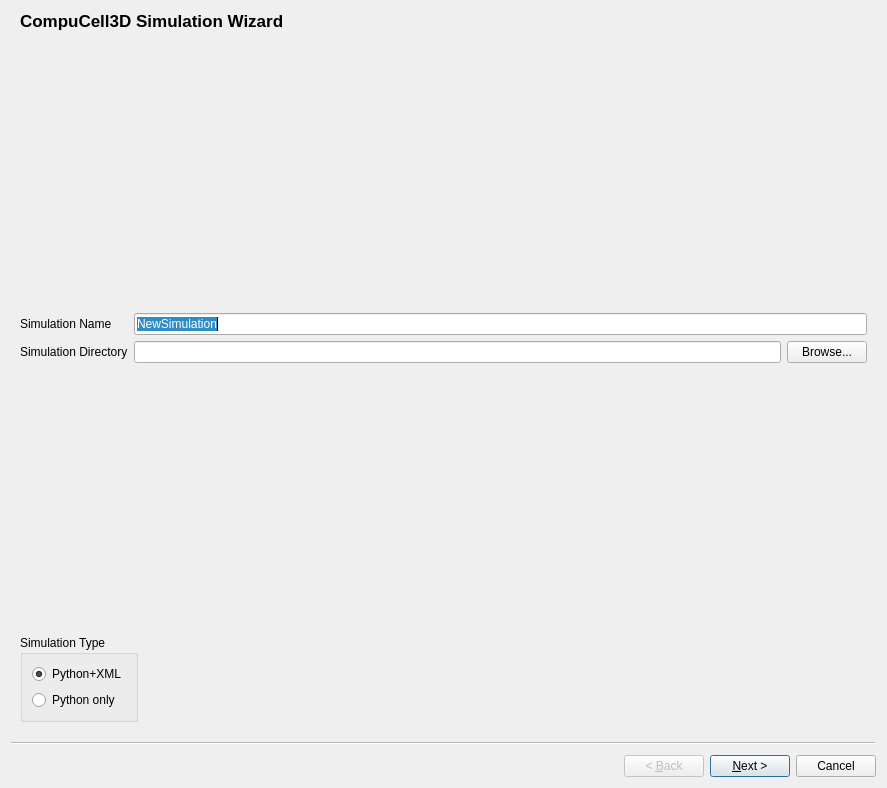
Before: the Qt Designer form cc3d/twedit5/Plugins/CC3DProject/NewSimulationWizard.ui in bartjuw/cc3d-twedit5, drawn with Qt 5.
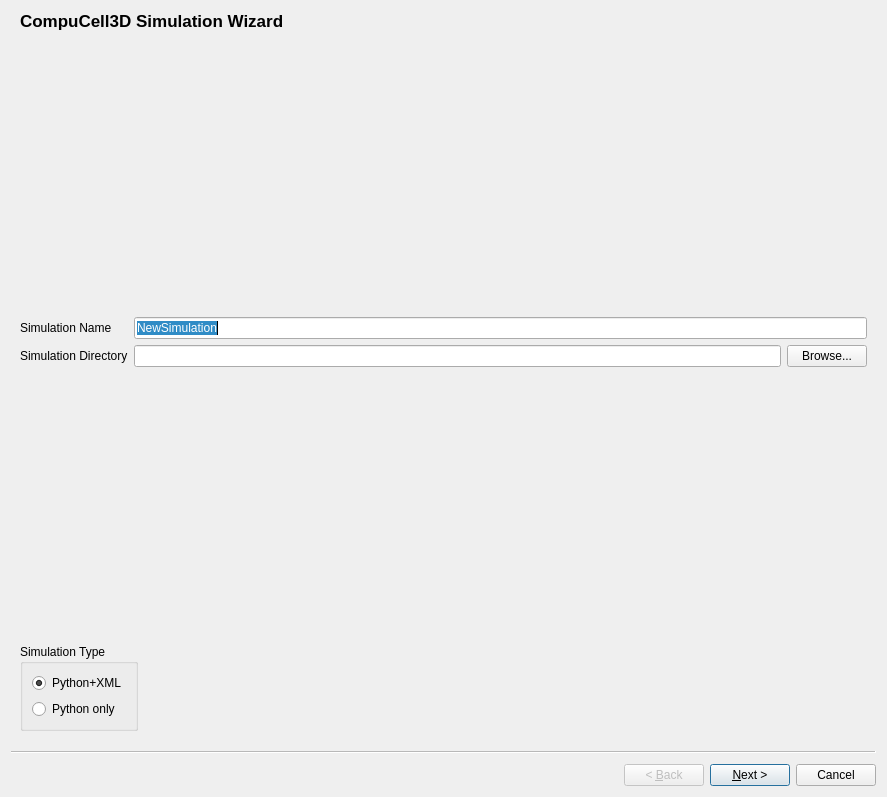
After: the same form once the commit is applied.

Commit message: Update diffusion wizard

Diff of the .ui file:
```diff
--- a/cc3d/twedit5/Plugins/CC3DProject/NewSimulationWizard.ui
+++ b/cc3d/twedit5/Plugins/CC3DProject/NewSimulationWizard.ui
@@ -7,7 +7,7 @@
     <x>0</x>
     <y>0</y>
     <width>887</width>
-    <height>788</height>
+    <height>797</height>
    </rect>
   </property>
   <property name="sizePolicy">
```
Left out of the diff: 54 changed lines with no effect on the pictures. Lines whose indentation alone changed are shown as unchanged. The commit also changes 2 other files.
